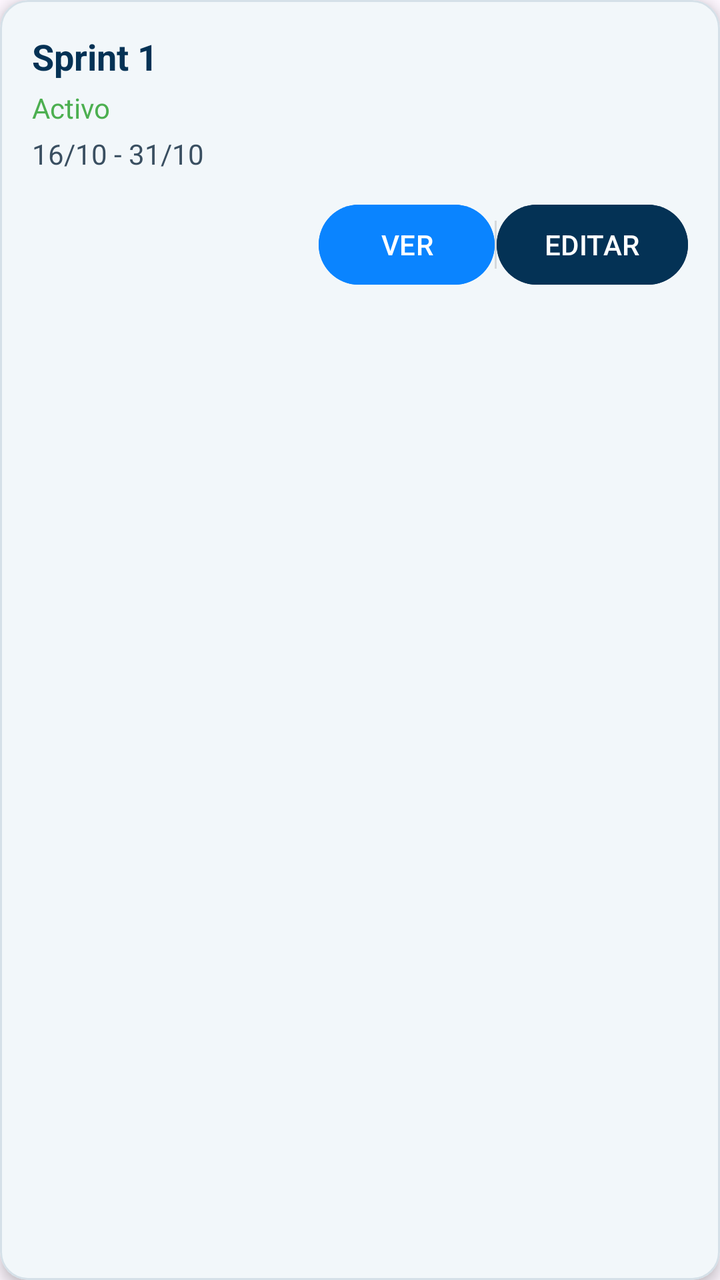
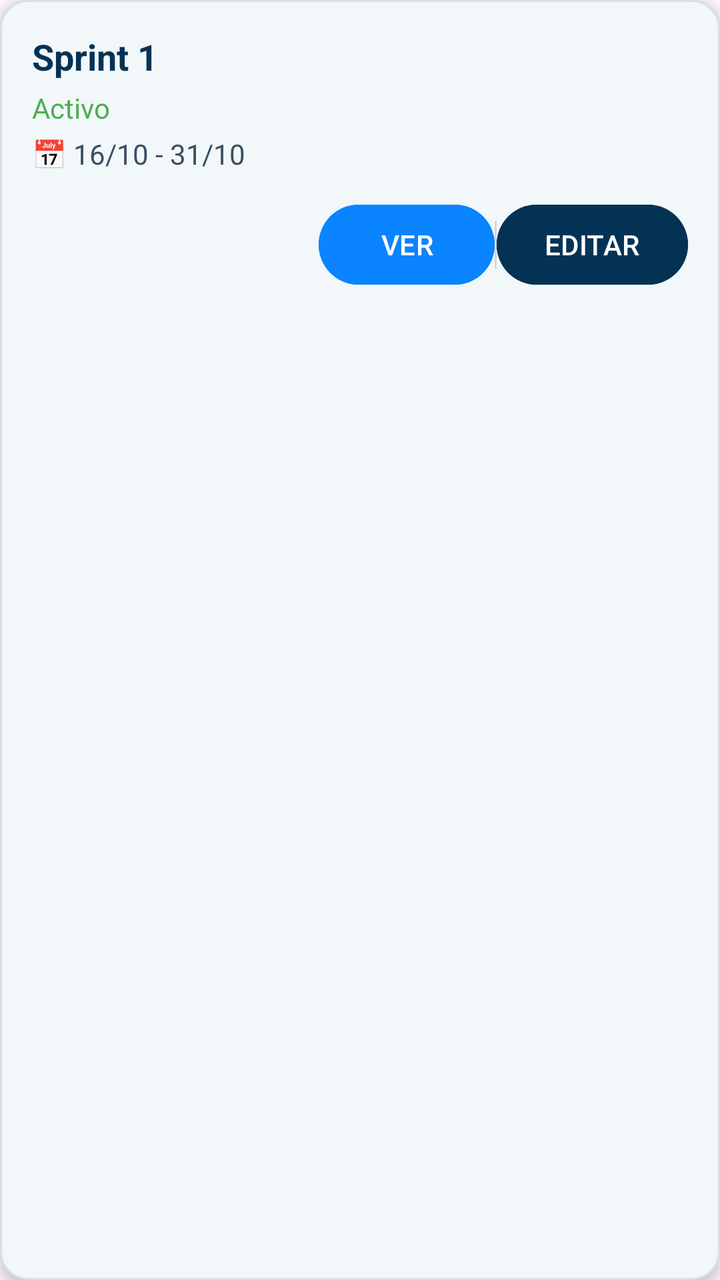

Compare the two renders of this Android layout. The source of the first and the diff that turns it into the second are given below.
<!-- AndroidManifest.xml: application theme Theme.AppScrumTutor -->
<!-- res/layout/item_sprint.xml -->
<?xml version="1.0" encoding="utf-8"?>
<com.google.android.material.card.MaterialCardView
    xmlns:android="http://schemas.android.com/apk/res/android"
    xmlns:app="http://schemas.android.com/apk/res-auto"
    android:layout_width="match_parent"
    android:layout_height="wrap_content"
    android:layout_marginBottom="12dp"
    app:cardCornerRadius="14dp"
    app:cardElevation="4dp"
    app:strokeWidth="1dp"
    app:strokeColor="#D5E0E8"
    android:foreground="?attr/selectableItemBackground"
    android:backgroundTint="#F2F7FA">

    <LinearLayout
        android:layout_width="match_parent"
        android:layout_height="wrap_content"
        android:orientation="vertical"
        android:padding="16dp">

        
        <TextView
            android:id="@+id/tvNombreSprint"
            android:layout_width="wrap_content"
            android:layout_height="wrap_content"
            android:text="@string/sprint_name_sample"
            android:textSize="18sp"
            android:textStyle="bold"
            android:textColor="#043255" />

        
        <TextView
            android:id="@+id/tvEstado"
            android:layout_width="wrap_content"
            android:layout_height="wrap_content"
            android:text="@string/sprint_status_active"
            android:textColor="#4CAF50"
            android:textSize="14sp"
            android:paddingTop="4dp" />

        
        <TextView
            android:id="@+id/tvFechas"
            android:layout_width="wrap_content"
            android:layout_height="wrap_content"
            android:text="@string/sprint_dates_sample"
            android:textColor="#3A4F61"
            android:textSize="14sp"
            android:paddingTop="4dp" />

        
        <LinearLayout
            android:layout_width="match_parent"
            android:layout_height="wrap_content"
            android:orientation="horizontal"
            android:gravity="end"
            android:layout_marginTop="12dp"
            android:divider="?android:attr/dividerHorizontal"
            android:showDividers="middle"
            android:dividerPadding="12dp">

            <Button
                android:id="@+id/btnVerSprint"
                android:layout_width="wrap_content"
                android:layout_height="wrap_content"
                android:text="@string/sprint_view"
                android:textColor="#FFFFFF"
                android:backgroundTint="#0A84FF" />

            <Button
                android:id="@+id/btnEditarSprint"
                android:layout_width="wrap_content"
                android:layout_height="wrap_content"
                android:text="@string/sprint_edit"
                android:textColor="#FFFFFF"
                android:backgroundTint="#043255" />

        </LinearLayout>

    </LinearLayout>

</com.google.android.material.card.MaterialCardView>
<!-- resources referenced by this layout -->
<resources>
  <string name="sprint_dates_sample">16/10 - 31/10</string>
  <string name="sprint_edit">EDITAR</string>
  <string name="sprint_name_sample">Sprint 1</string>
  <string name="sprint_status_active">Activo</string>
  <string name="sprint_view">VER</string>
  <style name="Theme.AppScrumTutor" parent="Base.Theme.AppScrumTutor" />
  <style name="Base.Theme.AppScrumTutor" parent="Theme.Material3.DayNight.NoActionBar">
          
          
      </style>
</resources>

<!-- the commit's change to res/layout/item_sprint.xml (unified diff, before → after) -->
@@ -23,7 +23,7 @@
             android:id="@+id/tvNombreSprint"
             android:layout_width="wrap_content"
             android:layout_height="wrap_content"
-            android:text="@string/sprint_name_sample"
+            android:text="Sprint 1"
             android:textSize="18sp"
             android:textStyle="bold"
             android:textColor="#043255" />
@@ -33,7 +33,7 @@
             android:id="@+id/tvEstado"
             android:layout_width="wrap_content"
             android:layout_height="wrap_content"
-            android:text="@string/sprint_status_active"
+            android:text="Activo"
             android:textColor="#4CAF50"
             android:textSize="14sp"
             android:paddingTop="4dp" />
@@ -43,7 +43,7 @@
             android:id="@+id/tvFechas"
             android:layout_width="wrap_content"
             android:layout_height="wrap_content"
-            android:text="@string/sprint_dates_sample"
+            android:text="📅 16/10 - 31/10"
             android:textColor="#3A4F61"
             android:textSize="14sp"
             android:paddingTop="4dp" />
@@ -63,7 +63,7 @@
                 android:id="@+id/btnVerSprint"
                 android:layout_width="wrap_content"
                 android:layout_height="wrap_content"
-                android:text="@string/sprint_view"
+                android:text="VER"
                 android:textColor="#FFFFFF"
                 android:backgroundTint="#0A84FF" />
 
@@ -71,7 +71,7 @@
                 android:id="@+id/btnEditarSprint"
                 android:layout_width="wrap_content"
                 android:layout_height="wrap_content"
-                android:text="@string/sprint_edit"
+                android:text="EDITAR"
                 android:textColor="#FFFFFF"
                 android:backgroundTint="#043255" />
 
<!-- resource entries referenced after the edit -->
@@ -1,10 +1,5 @@
 <!-- resources referenced by this layout -->
 <resources>
-  <string name="sprint_dates_sample">16/10 - 31/10</string>
-  <string name="sprint_edit">EDITAR</string>
-  <string name="sprint_name_sample">Sprint 1</string>
-  <string name="sprint_status_active">Activo</string>
-  <string name="sprint_view">VER</string>
   <style name="Theme.AppScrumTutor" parent="Base.Theme.AppScrumTutor" />
   <style name="Base.Theme.AppScrumTutor" parent="Theme.Material3.DayNight.NoActionBar">
           
